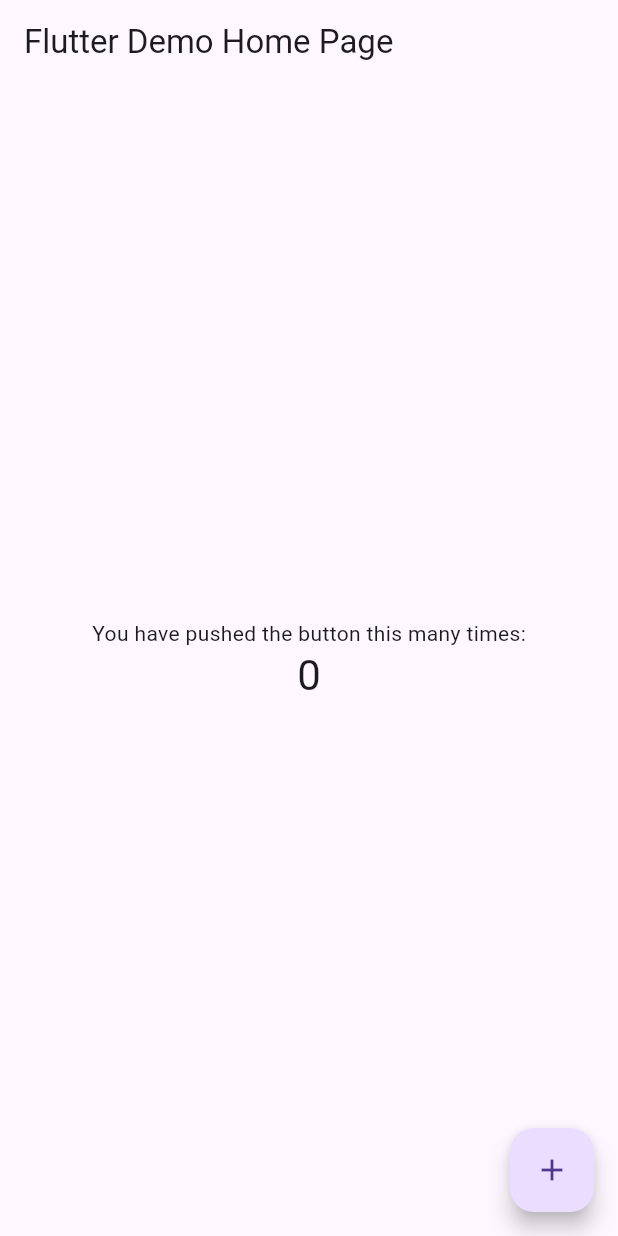
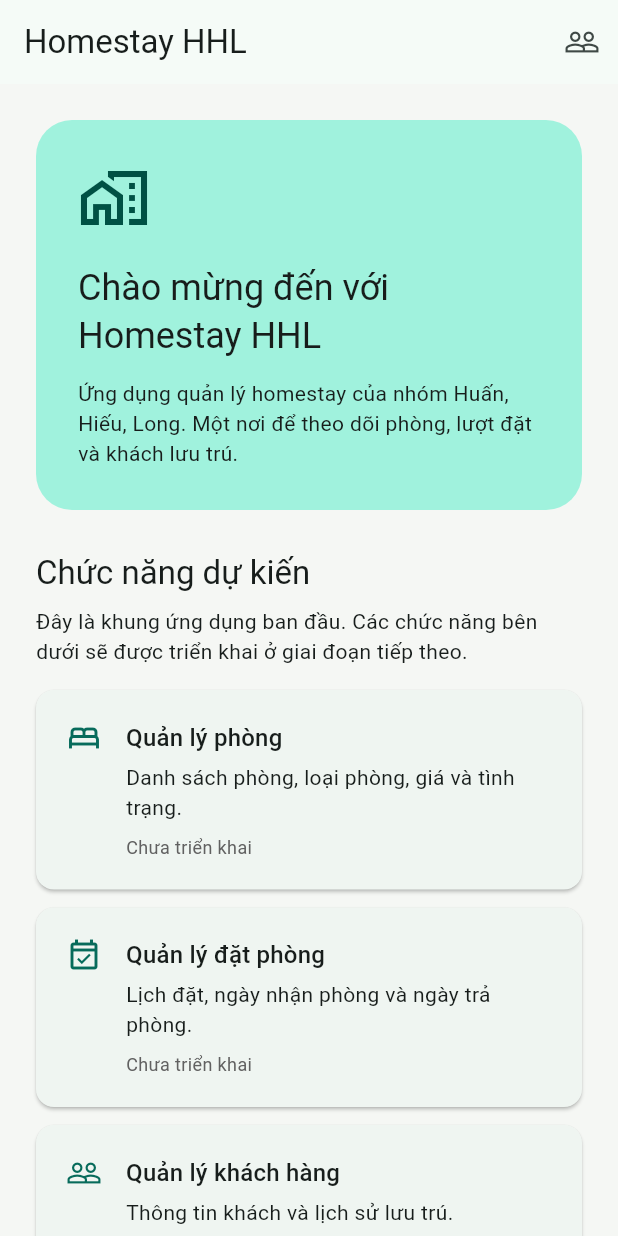
Before and after one commit to huanonana/nhom_huan_hieu_long, a Flutter app: the screen it shows after launch, on a phone screen of 412 x 824 dp. Run offline on Flutter 3.47's test engine with Material 3 defaults, Android fonts, the phone set to English and light mode, and no system bars.

Commit message:
Complete week 1 homestay Flutter scaffold and dev environment

```diff
--- /dev/null
+++ b/analysis_options.yaml
@@ -0,0 +1,4 @@
+analyzer:
+  exclude:
+    # Original duplicate scaffold; the maintained app is at the repository root.
+    - homestay_app/**
--- a/lib/main.dart
+++ b/lib/main.dart
@@ -1,113 +1,174 @@
 import 'package:flutter/material.dart';
 
-void main() {
-  runApp(MyApp());
-}
+void main() => runApp(const MyApp());
 
 class MyApp extends StatelessWidget {
-  // This widget is the root of your application.
+  const MyApp({super.key});
+
   @override
   Widget build(BuildContext context) {
     return MaterialApp(
-      title: 'Flutter Demo',
+      title: 'Homestay HHL',
       theme: ThemeData(
-        // This is the theme of your application.
-        //
-        // Try running your application with "flutter run". You'll see the
-        // application has a blue toolbar. Then, without quitting the app, try
-        // changing the primarySwatch below to Colors.green and then invoke
-        // "hot reload" (press "r" in the console where you ran "flutter run",
-        // or simply save your changes to "hot reload" in a Flutter IDE).
-        // Notice that the counter didn't reset back to zero; the application
-        // is not restarted.
-        primarySwatch: Colors.blue,
+        colorScheme: ColorScheme.fromSeed(seedColor: const Color(0xFF23695B)),
+        scaffoldBackgroundColor: const Color(0xFFF5F7F4),
+        useMaterial3: true,
       ),
-      home: MyHomePage(title: 'Flutter Demo Home Page'),
+      home: const HomePage(),
     );
   }
 }
 
-class MyHomePage extends StatefulWidget {
-  MyHomePage({Key? key, required this.title}) : super(key: key);
+class HomePage extends StatelessWidget {
+  const HomePage({super.key});
 
-  // This widget is the home page of your application. It is stateful, meaning
-  // that it has a State object (defined below) that contains fields that affect
-  // how it looks.
-
-  // This class is the configuration for the state. It holds the values (in this
-  // case the title) provided by the parent (in this case the App widget) and
-  // used by the build method of the State. Fields in a Widget subclass are
-  // always marked "final".
-
-  final String title;
-
-  @override
-  _MyHomePageState createState() => _MyHomePageState();
-}
-
-class _MyHomePageState extends State<MyHomePage> {
-  int _counter = 0;
-
-  void _incrementCounter() {
-    setState(() {
-      // This call to setState tells the Flutter framework that something has
-      // changed in this State, which causes it to rerun the build method below
-      // so that the display can reflect the updated values. If we changed
-      // _counter without calling setState(), then the build method would not be
-      // called again, and so nothing would appear to happen.
-      _counter++;
-    });
+  void _showTeam(BuildContext context) {
+    showDialog<void>(
+      context: context,
+      builder: (context) => AlertDialog(
+        title: const Text('Nhóm Huấn — Hiếu — Long'),
+        content: const Text(
+          'Phạm Văn Huấn — 23010331\n\n'
+          'Nguyễn Hữu Lê Hiếu — 23010985\n\n'
+          'Nguyễn Hải Long — 2301872',
+        ),
+        actions: [
+          TextButton(
+            onPressed: () => Navigator.of(context).pop(),
+            child: const Text('Đóng'),
+          ),
+        ],
+      ),
+    );
   }
 
   @override
   Widget build(BuildContext context) {
-    // This method is rerun every time setState is called, for instance as done
-    // by the _incrementCounter method above.
-    //
-    // The Flutter framework has been optimized to make rerunning build methods
-    // fast, so that you can just rebuild anything that needs updating rather
-    // than having to individually change instances of widgets.
+    final colors = Theme.of(context).colorScheme;
     return Scaffold(
       appBar: AppBar(
-        // Here we take the value from the MyHomePage object that was created by
-        // the App.build method, and use it to set our appbar title.
-        title: Text(widget.title),
+        title: const Text('Homestay HHL'),
+        actions: [
+          IconButton(
+            onPressed: () => _showTeam(context),
+            tooltip: 'Thông tin nhóm',
+            icon: const Icon(Icons.people_outline),
+          ),
+        ],
       ),
       body: Center(
-        // Center is a layout widget. It takes a single child and positions it
-        // in the middle of the parent.
-        child: Column(
-          // Column is also a layout widget. It takes a list of children and
-          // arranges them vertically. By default, it sizes itself to fit its
-          // children horizontally, and tries to be as tall as its parent.
-          //
-          // Invoke "debug painting" (press "p" in the console, choose the
-          // "Toggle Debug Paint" action from the Flutter Inspector in Android
-          // Studio, or the "Toggle Debug Paint" command in Visual Studio Code)
-          // to see the wireframe for each widget.
-          //
-          // Column has various properties to control how it sizes itself and
-          // how it positions its children. Here we use mainAxisAlignment to
-          // center the children vertically; the main axis here is the vertical
-          // axis because Columns are vertical (the cross axis would be
-          // horizontal).
-          mainAxisAlignment: MainAxisAlignment.center,
-          children: <Widget>[
-            Text(
-              'You have pushed the button this many times:',
-            ),
-            Text(
-              '$_counter',
-              style: Theme.of(context).textTheme.headline4,
+        child: ConstrainedBox(
+          constraints: const BoxConstraints(maxWidth: 840),
+          child: ListView(
+            padding: const EdgeInsets.all(24),
+            children: [
+              Container(
+                padding: const EdgeInsets.all(28),
+                decoration: BoxDecoration(
+                  color: colors.primaryContainer,
+                  borderRadius: BorderRadius.circular(24),
+                ),
+                child: Column(
+                  crossAxisAlignment: CrossAxisAlignment.start,
+                  children: [
+                    Icon(
+                      Icons.home_work_outlined,
+                      size: 48,
+                      color: colors.onPrimaryContainer,
+                    ),
+                    const SizedBox(height: 20),
+                    Text(
+                      'Chào mừng đến với Homestay HHL',
+                      style: Theme.of(context).textTheme.headlineSmall,
+                    ),
+                    const SizedBox(height: 12),
+                    const Text(
+                      'Ứng dụng quản lý homestay của nhóm Huấn, Hiếu, Long. '
+                      'Một nơi để theo dõi phòng, lượt đặt và khách lưu trú.',
+                    ),
+                  ],
+                ),
+              ),
+              const SizedBox(height: 28),
+              Text(
+                'Chức năng dự kiến',
+                style: Theme.of(context).textTheme.titleLarge,
+              ),
+              const SizedBox(height: 8),
+              const Text(
+                'Đây là khung ứng dụng ban đầu. Các chức năng bên dưới '
+                'sẽ được triển khai ở giai đoạn tiếp theo.',
+              ),
+              const SizedBox(height: 16),
+              const _FeatureCard(
+                icon: Icons.bed_outlined,
+                title: 'Quản lý phòng',
+                description: 'Danh sách phòng, loại phòng, giá và tình trạng.',
+              ),
+              const _FeatureCard(
+                icon: Icons.event_available_outlined,
+                title: 'Quản lý đặt phòng',
+                description: 'Lịch đặt, ngày nhận phòng và ngày trả phòng.',
+              ),
+              const _FeatureCard(
+                icon: Icons.people_outline,
+                title: 'Quản lý khách hàng',
+                description: 'Thông tin khách và lịch sử lưu trú.',
+              ),
+              const SizedBox(height: 20),
+              OutlinedButton.icon(
+                onPressed: () => _showTeam(context),
+                icon: const Icon(Icons.info_outline),
+                label: const Text('Thông tin nhóm phát triển'),
+              ),
+            ],
+          ),
+        ),
+      ),
+    );
+  }
+}
+
+class _FeatureCard extends StatelessWidget {
+  const _FeatureCard({
+    required this.icon,
+    required this.title,
+    required this.description,
+  });
+
+  final IconData icon;
+  final String title;
+  final String description;
+
+  @override
+  Widget build(BuildContext context) {
+    return Card(
+      margin: const EdgeInsets.only(bottom: 12),
+      child: Padding(
+        padding: const EdgeInsets.all(20),
+        child: Row(
+          crossAxisAlignment: CrossAxisAlignment.start,
+          children: [
+            Icon(icon, color: Theme.of(context).colorScheme.primary),
+            const SizedBox(width: 16),
+            Expanded(
+              child: Column(
+                crossAxisAlignment: CrossAxisAlignment.start,
+                children: [
+                  Text(title, style: Theme.of(context).textTheme.titleMedium),
+                  const SizedBox(height: 4),
+                  Text(description),
+                  const SizedBox(height: 8),
+                  const Text(
+                    'Chưa triển khai',
+                    style: TextStyle(fontSize: 12, color: Color(0xFF616161)),
+                  ),
+                ],
+              ),
             ),
           ],
         ),
       ),
-      floatingActionButton: FloatingActionButton(
-        onPressed: _incrementCounter,
-        tooltip: 'Increment',
-        child: Icon(Icons.add),
-      ), // This trailing comma makes auto-formatting nicer for build methods.
     );
   }
 }
--- a/pubspec.yaml
+++ b/pubspec.yaml
@@ -1,5 +1,5 @@
 name: nhom_huan_hieu
-description: A new Flutter project.
+description: Khung ứng dụng quản lý homestay của nhóm Huấn, Hiếu, Long.
 
 # The following line prevents the package from being accidentally published to
 # pub.dev using `pub publish`. This is preferred for private packages.
@@ -18,7 +18,7 @@
 version: 1.0.0+1
 
 environment:
-  sdk: ">=2.12.0 <3.0.0"
+  sdk: ">=3.9.0 <4.0.0"
 
 dependencies:
   flutter:
```
Also changed, not shown: .devcontainer/devcontainer.json, pubspec.lock, 8 other files.
